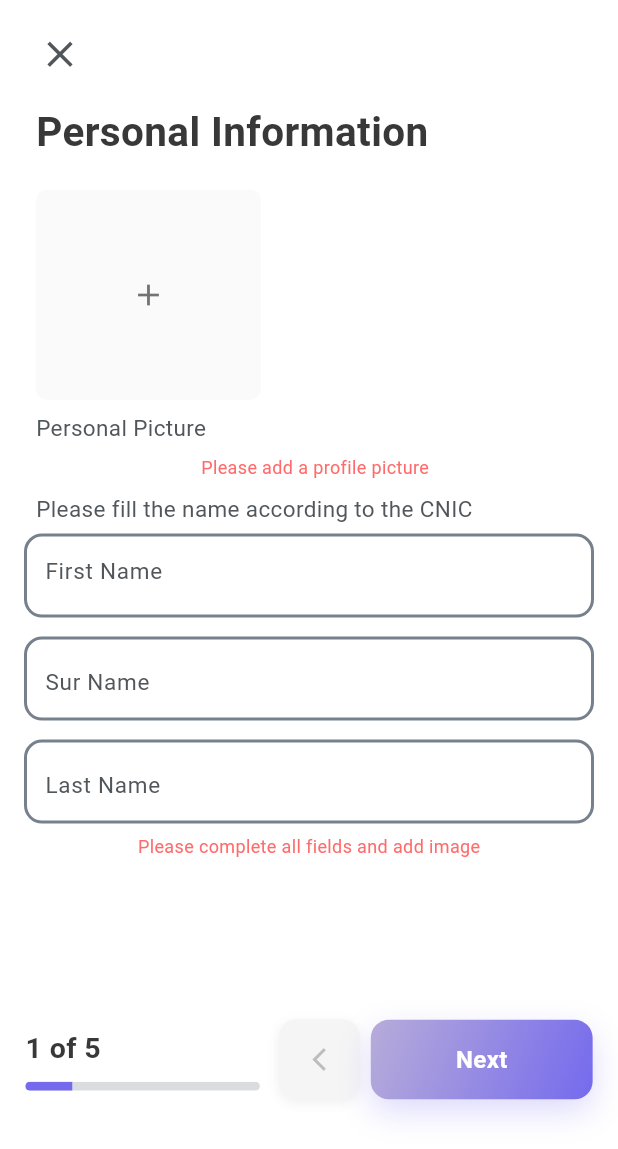
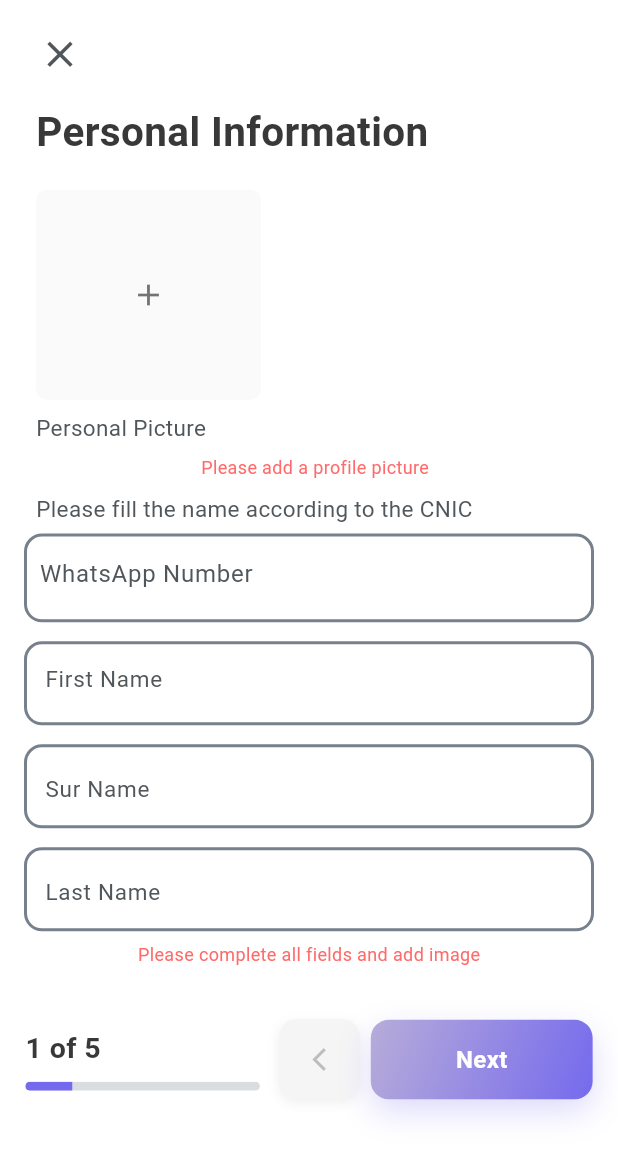
Before and after one commit to rayyankhan00776/GoDropMe, a Flutter app: the PersonalInfoScreen screen opened by its route, after a tap on the "close" icon, after a tap on "Car", after a tap on "Next", on a phone screen of 412 x 824 dp, the part 87-1236 px from its top. Run offline on Flutter 3.47's test engine with Material 3 defaults, Android fonts, the phone set to English and light mode, and no system bars; our stand-ins replace appwrite, flutter_svg, geolocator, get, google_maps_flutter, image_picker and 2 more; accounts and stored records are empty; project files that could hold a hidden picture were left out.

Commit message:
added the whatsapp number field in the personal information page

```diff
--- a/lib/constants/app_strings.dart
+++ b/lib/constants/app_strings.dart
@@ -60,6 +60,7 @@ class AppStrings {
       'Please fill the name according to the CNIC';
 
   // Personal info form hints
+  static const whatsappHint = 'WhatsApp Number';
   static const firstNameHint = 'First Name';
   static const surNameHint = 'Sur Name';
   static const lastNameHint = 'Last Name';
--- a/lib/features/DriverSide/driverRegistration/controllers/personal_info_controller.dart
+++ b/lib/features/DriverSide/driverRegistration/controllers/personal_info_controller.dart
@@ -6,19 +6,22 @@ class PersonalInfoController extends GetxController {
   final firstName = ''.obs;
   final surName = ''.obs;
   final lastName = ''.obs;
+  final whatsappNumber = ''.obs;
   final imagePath = RxnString();
 
   void setFirstName(String v) => firstName.value = v;
   void setSurName(String v) => surName.value = v;
   void setLastName(String v) => lastName.value = v;
+  void setWhatsappNumber(String v) => whatsappNumber.value = v;
   void setImagePath(String? path) => imagePath.value = path;
 
   Future<void> savePersonalInfo() async {
     // Placeholder: persist locally or call backend later.
     debugPrint(
-      'PersonalInfoController: first=${firstName.value}, last=${lastName.value}, image=${imagePath.value}',
+      'PersonalInfoController: whatsapp=${whatsappNumber.value}, first=${firstName.value}, last=${lastName.value}, image=${imagePath.value}',
     );
     await LocalStorage.setJson(StorageKeys.personalInfo, {
+      'whatsappNumber': whatsappNumber.value,
       'firstName': firstName.value,
       'surName': surName.value,
       'lastName': lastName.value,
@@ -29,6 +32,7 @@ class PersonalInfoController extends GetxController {
   Future<void> loadPersonalInfo() async {
     final data = await LocalStorage.getJson(StorageKeys.personalInfo);
     if (data == null) return;
+    whatsappNumber.value = (data['whatsappNumber'] ?? '') as String;
     firstName.value = (data['firstName'] ?? '') as String;
     surName.value = (data['surName'] ?? '') as String;
     lastName.value = (data['lastName'] ?? '') as String;
--- a/lib/features/DriverSide/driverRegistration/pages/personal_info_Screen.dart
+++ b/lib/features/DriverSide/driverRegistration/pages/personal_info_Screen.dart
@@ -27,6 +27,7 @@ class _PersonalInfoScreenState extends State<PersonalInfoScreen> {
   final TextEditingController _firstNameController = TextEditingController();
   final TextEditingController _lastNameController = TextEditingController();
   final TextEditingController _surNameController = TextEditingController();
+  final TextEditingController _whatsappController = TextEditingController();
   String? _selectedImagePath;
   bool _submitted = false;
   bool _showGlobalError = false;
@@ -37,6 +38,7 @@ class _PersonalInfoScreenState extends State<PersonalInfoScreen> {
     _firstNameController.dispose();
     _lastNameController.dispose();
     _surNameController.dispose();
+    _whatsappController.dispose();
     super.dispose();
   }
 
@@ -53,6 +55,7 @@ class _PersonalInfoScreenState extends State<PersonalInfoScreen> {
     _firstNameController.text = '';
     _surNameController.text = '';
     _lastNameController.text = '';
+    _whatsappController.text = '';
     _selectedImagePath = null;
   }
 
@@ -152,6 +155,7 @@ class _PersonalInfoScreenState extends State<PersonalInfoScreen> {
                     // Form fields for personal info (first name optional, last name required)
                     PersonalinfoForm(
                       formKey: _formKey,
+                      whatsappController: _whatsappController,
                       firstNameController: _firstNameController,
                       surNameController: _surNameController,
                       lastNameController: _lastNameController,
@@ -193,6 +197,9 @@ class _PersonalInfoScreenState extends State<PersonalInfoScreen> {
                   _piController.setFirstName(_firstNameController.text.trim());
                   _piController.setSurName(_surNameController.text.trim());
                   _piController.setLastName(_lastNameController.text.trim());
+                  _piController.setWhatsappNumber(
+                    _whatsappController.text.trim(),
+                  );
                   _piController.setImagePath(_selectedImagePath);
                   await _piController.savePersonalInfo();
 
--- a/lib/features/DriverSide/driverRegistration/widgets/personalInfo/personalinfo_form.dart
+++ b/lib/features/DriverSide/driverRegistration/widgets/personalInfo/personalinfo_form.dart
@@ -1,5 +1,6 @@
 import 'package:flutter/material.dart';
 import 'package:godropme/common%20widgets/custom_text_field.dart';
+import 'package:godropme/common%20widgets/custom_phone_text_field.dart';
 import 'package:godropme/utils/responsive.dart';
 import 'package:godropme/theme/colors.dart';
 import 'package:godropme/constants/app_strings.dart';
@@ -7,6 +8,7 @@ import 'package:godropme/constants/app_strings.dart';
 /// Form widget for Personal Info screen. First name is optional; last name is required.
 class PersonalinfoForm extends StatelessWidget {
   final GlobalKey<FormState> formKey;
+  final TextEditingController whatsappController;
   final TextEditingController firstNameController;
   final TextEditingController surNameController;
   final TextEditingController lastNameController;
@@ -16,6 +18,7 @@ class PersonalinfoForm extends StatelessWidget {
   const PersonalinfoForm({
     super.key,
     required this.formKey,
+    required this.whatsappController,
     required this.firstNameController,
     required this.surNameController,
     required this.lastNameController,
@@ -30,6 +33,16 @@ class PersonalinfoForm extends StatelessWidget {
       child: Column(
         crossAxisAlignment: CrossAxisAlignment.start,
         children: [
+          // WhatsApp number at the top, with same validator as phone
+          CustonPhoneTextField(
+            controller: whatsappController,
+            hintText: AppStrings.whatsappHint,
+            borderColor: AppColors.gray,
+            validator: pakistanPhoneValidator,
+          ),
+
+          SizedBox(height: Responsive.scaleClamped(context, 12, 8, 18)),
+
           CustomTextField(
             controller: firstNameController,
             hintText: AppStrings.firstNameHint,
```
Also changed, not shown: lib/features/commonFeatures/phoneAndOtpVerfication/pages/phone_Screen.dart (+7 -1 lines).
